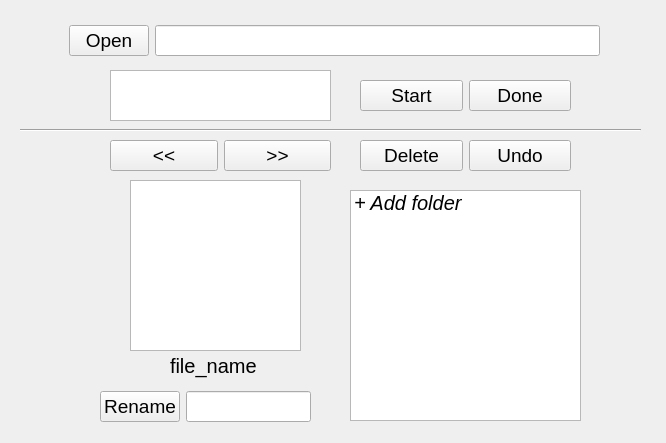
Old version of the form file_organizer/ui/window.ui in the repository ShiqiangXia/FileOrganizerApp.
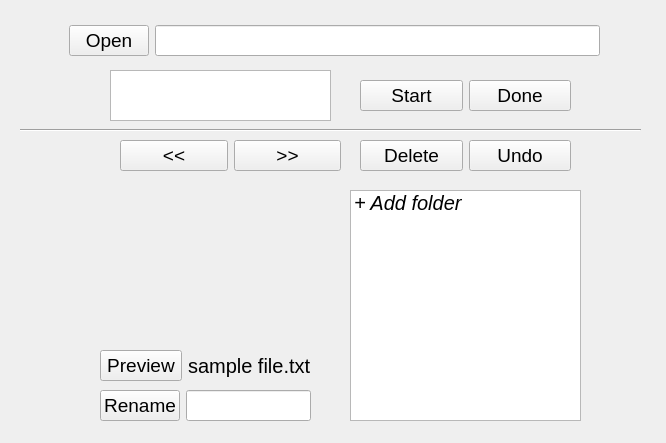
New version of the form. Icons and pictures are not drawn.

The edit to the form file:
```diff
--- a/file_organizer/ui/window.ui
+++ b/file_organizer/ui/window.ui
@@ -54,37 +54,6 @@
     </property>
    </item>
   </widget>
-  <widget class="QGraphicsView" name="picView">
-   <property name="geometry">
-    <rect>
-     <x>130</x>
-     <y>180</y>
-     <width>171</width>
-     <height>171</height>
-    </rect>
-   </property>
-  </widget>
-  <widget class="QLabel" name="fileNameLabel">
-   <property name="geometry">
-    <rect>
-     <x>170</x>
-     <y>350</y>
-     <width>101</width>
-     <height>31</height>
-    </rect>
-   </property>
-   <property name="font">
-    <font>
-     <pointsize>15</pointsize>
-    </font>
-   </property>
-   <property name="text">
-    <string>file_name</string>
-   </property>
-   <property name="wordWrap">
-    <bool>true</bool>
-   </property>
-  </widget>
   <widget class="QPlainTextEdit" name="infoText">
    <property name="geometry">
     <rect>
@@ -130,7 +99,7 @@
      <x>100</x>
      <y>390</y>
      <width>211</width>
-     <height>33</height>
+     <height>31</height>
     </rect>
    </property>
    <layout class="QHBoxLayout" name="horizontalLayout_4">
@@ -163,7 +132,26 @@
     <enum>Qt::Horizontal</enum>
    </property>
   </widget>
-  <widget class="QWidget" name="">
+  <widget class="QLabel" name="picView">
+   <property name="geometry">
+    <rect>
+     <x>130</x>
+     <y>190</y>
+     <width>171</width>
+     <height>161</height>
+    </rect>
+   </property>
+   <property name="text">
+    <string/>
+   </property>
+   <property name="pixmap">
+    <pixmap>images/txt_icon2.png</pixmap>
+   </property>
+   <property name="scaledContents">
+    <bool>true</bool>
+   </property>
+  </widget>
+  <widget class="QWidget" name="layoutWidget">
    <property name="geometry">
     <rect>
      <x>360</x>
@@ -189,10 +177,10 @@
     </item>
    </layout>
   </widget>
-  <widget class="QWidget" name="">
+  <widget class="QWidget" name="layoutWidget">
    <property name="geometry">
     <rect>
-     <x>110</x>
+     <x>120</x>
      <y>140</y>
      <width>221</width>
      <height>31</height>
@@ -215,7 +203,7 @@
     </item>
    </layout>
   </widget>
-  <widget class="QWidget" name="">
+  <widget class="QWidget" name="layoutWidget">
    <property name="geometry">
     <rect>
      <x>360</x>
@@ -241,6 +229,40 @@
     </item>
    </layout>
   </widget>
+  <widget class="QWidget" name="">
+   <property name="geometry">
+    <rect>
+     <x>100</x>
+     <y>350</y>
+     <width>211</width>
+     <height>31</height>
+    </rect>
+   </property>
+   <layout class="QHBoxLayout" name="horizontalLayout_6">
+    <item>
+     <widget class="QPushButton" name="previewBtn">
+      <property name="text">
+       <string>Preview</string>
+      </property>
+     </widget>
+    </item>
+    <item>
+     <widget class="QLabel" name="fileNameLabel">
+      <property name="font">
+       <font>
+        <pointsize>15</pointsize>
+       </font>
+      </property>
+      <property name="text">
+       <string>sample file.txt</string>
+      </property>
+      <property name="wordWrap">
+       <bool>true</bool>
+      </property>
+     </widget>
+    </item>
+   </layout>
+  </widget>
  </widget>
  <resources/>
  <connections/>
```
Left out of the diff: 3 changed lines with no effect on the pictures.
